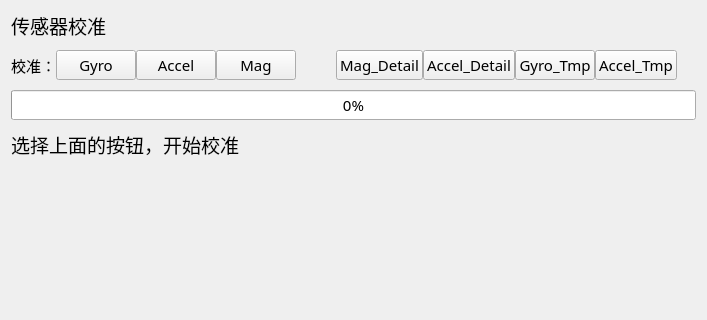
Above: SetupWizard/SensorsGroupPage.ui from strawdiving/Calibration1 before the change; both pictures show x 0 to 707 and y 0 to 320 of the 707 by 512 pixel window. Below: the same form after it.
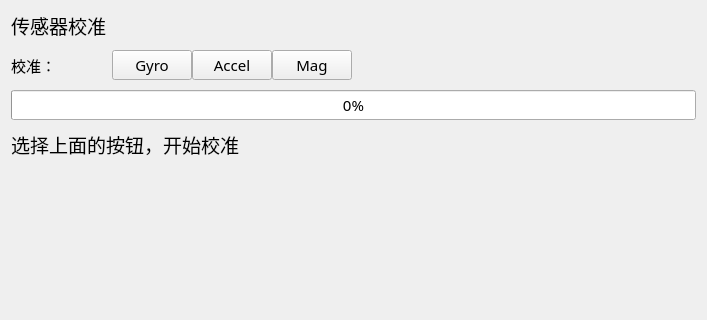
That is the form after the change.

Patch:
```diff
--- a/SetupWizard/SensorsGroupPage.ui
+++ b/SetupWizard/SensorsGroupPage.ui
@@ -23,7 +23,7 @@
     </widget>
    </item>
    <item row="1" column="0">
-    <layout class="QHBoxLayout" name="horizontalLayout" stretch="1,0,0,0,0,0,0,0,0,3">
+    <layout class="QHBoxLayout" name="horizontalLayout" stretch="1,0,0,0,0,3">
      <item>
       <widget class="QLabel" name="label_2">
        <property name="font">
@@ -89,58 +89,6 @@
        </property>
       </spacer>
      </item>
-     <item>
-      <widget class="QPushButton" name="pushButton_Mag_Detail">
-       <property name="font">
-        <font>
-         <family>微软雅黑</family>
-         <pointsize>11</pointsize>
-        </font>
-       </property>
-       <property name="text">
-        <string>Mag_Detail</string>
-       </property>
-      </widget>
-     </item>
-     <item>
-      <widget class="QPushButton" name="pushButton_Accel_Detail">
-       <property name="font">
-        <font>
-         <family>微软雅黑</family>
-         <pointsize>11</pointsize>
-        </font>
-       </property>
-       <property name="text">
-        <string>Accel_Detail</string>
-       </property>
-      </widget>
-     </item>
-     <item>
-      <widget class="QPushButton" name="pushButton_Gyro_Tmp">
-       <property name="font">
-        <font>
-         <family>微软雅黑</family>
-         <pointsize>11</pointsize>
-        </font>
-       </property>
-       <property name="text">
-        <string>Gyro_Tmp</string>
-       </property>
-      </widget>
-     </item>
-     <item>
-      <widget class="QPushButton" name="pushButton_Accel_Tmp">
-       <property name="font">
-        <font>
-         <family>微软雅黑</family>
-         <pointsize>11</pointsize>
-        </font>
-       </property>
-       <property name="text">
-        <string>Accel_Tmp</string>
-       </property>
-      </widget>
-     </item>
      <item>
       <spacer name="horizontalSpacer">
        <property name="orientation">
```
